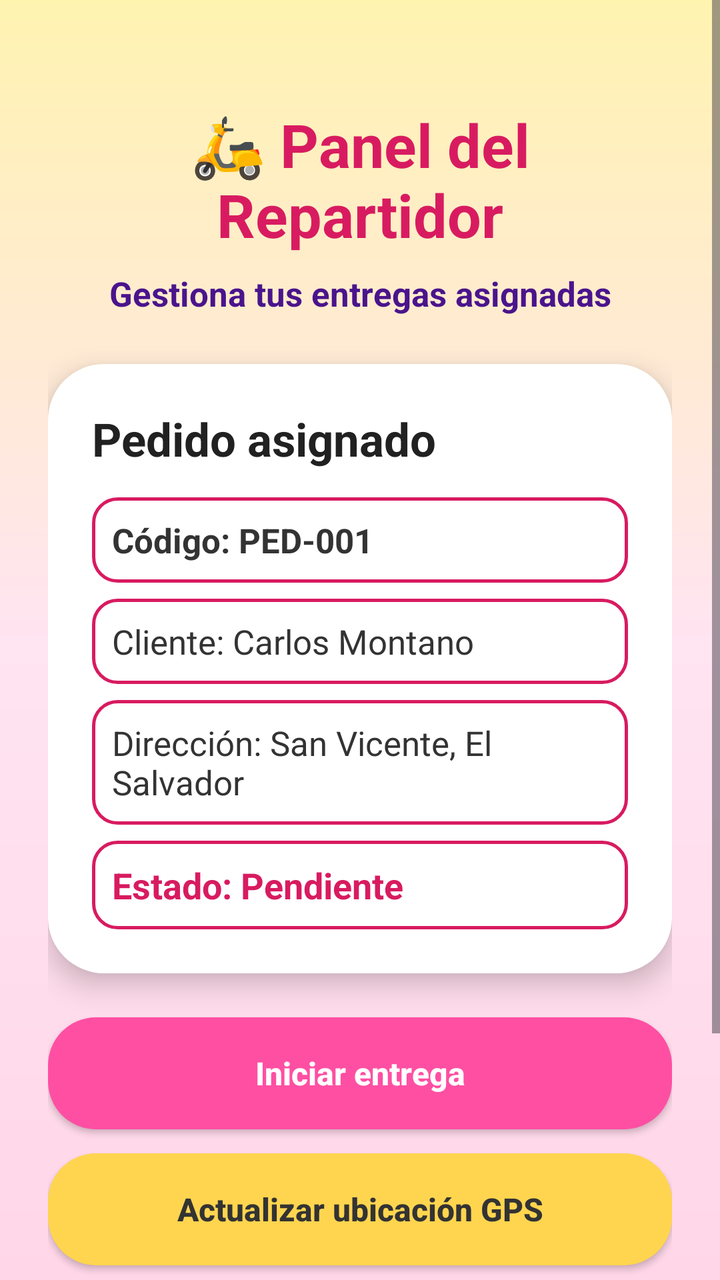
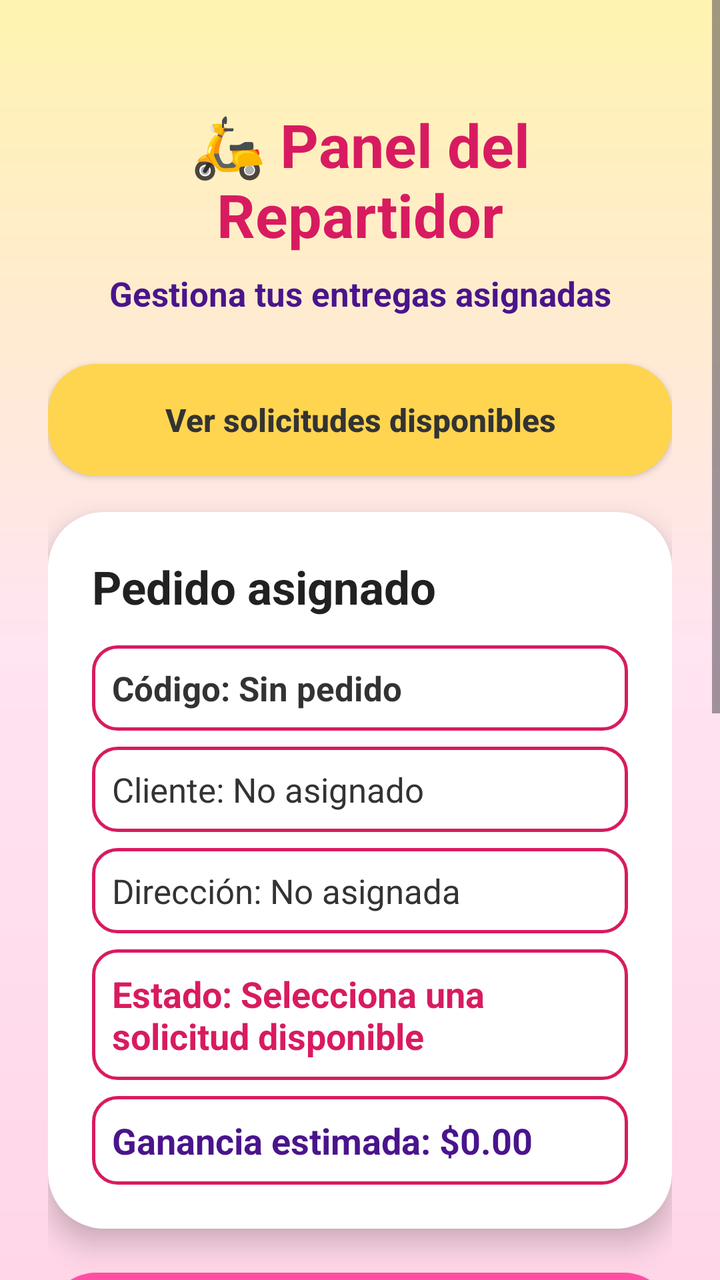

Two renders of the same Android screen: before a commit and after it. Below are the layout's source before the change and the commit's diff.
<!-- AndroidManifest.xml: application theme Theme.ProyectoInnovacionPDM2026GT1Grupo2 -->
<!-- res/layout/activity_repartidor.xml -->
<?xml version="1.0" encoding="utf-8"?>
<ScrollView xmlns:android="http://schemas.android.com/apk/res/android"
    android:layout_width="match_parent"
    android:layout_height="match_parent"
    android:fillViewport="true"
    android:background="@drawable/bg_delivery_gradient">

    <LinearLayout
        android:layout_width="match_parent"
        android:layout_height="wrap_content"
        android:orientation="vertical"
        android:padding="24dp">

        
        <TextView
            android:layout_width="match_parent"
            android:layout_height="wrap_content"
            android:text="🛵 Panel del Repartidor"
            android:textSize="30sp"
            android:textStyle="bold"
            android:textColor="#D81B60"
            android:gravity="center"
            android:layout_marginTop="28dp"
            android:layout_marginBottom="8dp" />

        <TextView
            android:layout_width="match_parent"
            android:layout_height="wrap_content"
            android:text="Gestiona tus entregas asignadas"
            android:textSize="17sp"
            android:textStyle="bold"
            android:textColor="#4A148C"
            android:gravity="center"
            android:layout_marginBottom="24dp" />

        
        <LinearLayout
            android:layout_width="match_parent"
            android:layout_height="wrap_content"
            android:orientation="vertical"
            android:background="@drawable/bg_card_login"
            android:elevation="8dp"
            android:padding="22dp"
            android:layout_marginBottom="22dp">

            <TextView
                android:layout_width="match_parent"
                android:layout_height="wrap_content"
                android:text="Pedido asignado"
                android:textSize="23sp"
                android:textStyle="bold"
                android:textColor="#212121"
                android:layout_marginBottom="14dp" />

            <TextView
                android:id="@+id/txtCodigoPedidoRepartidor"
                android:layout_width="match_parent"
                android:layout_height="wrap_content"
                android:text="Código: PED-001"
                android:textSize="17sp"
                android:textStyle="bold"
                android:textColor="#333333"
                android:background="@drawable/bg_input_accesible"
                android:padding="10dp"
                android:layout_marginBottom="8dp" />

            <TextView
                android:id="@+id/txtClienteRepartidor"
                android:layout_width="match_parent"
                android:layout_height="wrap_content"
                android:text="Cliente: Carlos Montano"
                android:textSize="17sp"
                android:textColor="#333333"
                android:background="@drawable/bg_input_accesible"
                android:padding="10dp"
                android:layout_marginBottom="8dp" />

            <TextView
                android:id="@+id/txtDireccionRepartidor"
                android:layout_width="match_parent"
                android:layout_height="wrap_content"
                android:text="Dirección: San Vicente, El Salvador"
                android:textSize="17sp"
                android:textColor="#333333"
                android:background="@drawable/bg_input_accesible"
                android:padding="10dp"
                android:layout_marginBottom="8dp" />

            <TextView
                android:id="@+id/txtEstadoRepartidor"
                android:layout_width="match_parent"
                android:layout_height="wrap_content"
                android:text="Estado: Pendiente"
                android:textSize="18sp"
                android:textStyle="bold"
                android:textColor="#D81B60"
                android:background="@drawable/bg_input_accesible"
                android:padding="10dp" />

        </LinearLayout>

        
        <Button
            android:id="@+id/btnIniciarEntrega"
            android:layout_width="match_parent"
            android:layout_height="56dp"
            android:text="Iniciar entrega"
            android:textAllCaps="false"
            android:textStyle="bold"
            android:textSize="16sp"
            android:textColor="#FFFFFF"
            android:background="@drawable/bg_button_pink"
            android:layout_marginBottom="12dp" />

        <Button
            android:id="@+id/btnActualizarUbicacion"
            android:layout_width="match_parent"
            android:layout_height="56dp"
            android:text="Actualizar ubicación GPS"
            android:textAllCaps="false"
            android:textStyle="bold"
            android:textSize="16sp"
            android:textColor="#333333"
            android:background="@drawable/bg_button_yellow"
            android:layout_marginBottom="12dp" />

        <Button
            android:id="@+id/btnTomarEvidencia"
            android:layout_width="match_parent"
            android:layout_height="56dp"
            android:text="Tomar foto de evidencia"
            android:textAllCaps="false"
            android:textStyle="bold"
            android:textSize="16sp"
            android:textColor="#FFFFFF"
            android:background="@drawable/bg_button_dark_pink"
            android:layout_marginBottom="12dp" />

        <Button
            android:id="@+id/btnFinalizarEntrega"
            android:layout_width="match_parent"
            android:layout_height="56dp"
            android:text="Finalizar entrega"
            android:textAllCaps="false"
            android:textStyle="bold"
            android:textSize="16sp"
            android:textColor="#FFFFFF"
            android:background="@drawable/bg_button_pink" />

    </LinearLayout>

</ScrollView>
<!-- resources referenced by this layout -->
<resources>
  <!-- drawable bg_button_dark_pink (drawable) -->
  <?xml version="1.0" encoding="utf-8"?>
  <shape xmlns:android="http://schemas.android.com/apk/res/android">
  
      
      <solid android:color="#D81B60" />
  
      <corners android:radius="24dp" />
  
  </shape>
  <!-- drawable bg_button_pink (drawable) -->
  <?xml version="1.0" encoding="utf-8"?>
  <shape xmlns:android="http://schemas.android.com/apk/res/android">
  
      
      <solid android:color="#FF4FA3" />
  
      <corners android:radius="24dp" />
  
  </shape>
  <!-- drawable bg_button_yellow (drawable) -->
  <?xml version="1.0" encoding="utf-8"?>
  <shape xmlns:android="http://schemas.android.com/apk/res/android">
  
      
      <solid android:color="#FFD54F" />
  
      <corners android:radius="24dp" />
  
  </shape>
  <!-- drawable bg_card_login (drawable) -->
  <?xml version="1.0" encoding="utf-8"?>
  <shape xmlns:android="http://schemas.android.com/apk/res/android">
  
      
      <solid android:color="#FFFFFF" />
  
      <corners android:radius="28dp" />
  
  </shape>
  <!-- drawable bg_delivery_gradient (drawable) -->
  <?xml version="1.0" encoding="utf-8"?>
  <shape xmlns:android="http://schemas.android.com/apk/res/android">
  
      
      <gradient
          android:startColor="#FFF3B0"
          android:centerColor="#FFE4F1"
          android:endColor="#FFD6E8"
          android:angle="270" />
  
  </shape>
  <!-- drawable bg_input_accesible (drawable) -->
  <?xml version="1.0" encoding="utf-8"?>
  <shape xmlns:android="http://schemas.android.com/apk/res/android">
  
      
      <solid android:color="#FFFFFF" />
  
      
      <stroke
          android:width="1.5dp"
          android:color="#D81B60" />
  
      
      <corners android:radius="12dp" />
  
      
      <padding
          android:left="14dp"
          android:right="14dp"
          android:top="10dp"
          android:bottom="10dp" />
  
  </shape>
  <style name="Theme.ProyectoInnovacionPDM2026GT1Grupo2" parent="Base.Theme.ProyectoInnovacionPDM2026GT1Grupo2" />
  <style name="Base.Theme.ProyectoInnovacionPDM2026GT1Grupo2" parent="Theme.Material3.DayNight.NoActionBar">
          
          
      </style>
</resources>

<!-- the commit's change to res/layout/activity_repartidor.xml (unified diff, before → after) -->
@@ -33,6 +33,18 @@
             android:gravity="center"
             android:layout_marginBottom="24dp" />
 
+        <Button
+            android:id="@+id/btnVerSolicitudesDisponibles"
+            android:layout_width="match_parent"
+            android:layout_height="56dp"
+            android:text="Ver solicitudes disponibles"
+            android:textAllCaps="false"
+            android:textStyle="bold"
+            android:textSize="16sp"
+            android:textColor="#333333"
+            android:background="@drawable/bg_button_yellow"
+            android:layout_marginBottom="18dp" />
+
         
         <LinearLayout
             android:layout_width="match_parent"
@@ -56,7 +68,7 @@
                 android:id="@+id/txtCodigoPedidoRepartidor"
                 android:layout_width="match_parent"
                 android:layout_height="wrap_content"
-                android:text="Código: PED-001"
+                android:text="Código: Sin pedido"
                 android:textSize="17sp"
                 android:textStyle="bold"
                 android:textColor="#333333"
@@ -68,7 +80,7 @@
                 android:id="@+id/txtClienteRepartidor"
                 android:layout_width="match_parent"
                 android:layout_height="wrap_content"
-                android:text="Cliente: Carlos Montano"
+                android:text="Cliente: No asignado"
                 android:textSize="17sp"
                 android:textColor="#333333"
                 android:background="@drawable/bg_input_accesible"
@@ -79,7 +91,7 @@
                 android:id="@+id/txtDireccionRepartidor"
                 android:layout_width="match_parent"
                 android:layout_height="wrap_content"
-                android:text="Dirección: San Vicente, El Salvador"
+                android:text="Dirección: No asignada"
                 android:textSize="17sp"
                 android:textColor="#333333"
                 android:background="@drawable/bg_input_accesible"
@@ -90,21 +102,33 @@
                 android:id="@+id/txtEstadoRepartidor"
                 android:layout_width="match_parent"
                 android:layout_height="wrap_content"
-                android:text="Estado: Pendiente"
+                android:text="Estado: Selecciona una solicitud disponible"
                 android:textSize="18sp"
                 android:textStyle="bold"
                 android:textColor="#D81B60"
                 android:background="@drawable/bg_input_accesible"
+                android:padding="10dp"
+                android:layout_marginBottom="8dp" />
+
+            <TextView
+                android:id="@+id/txtGananciaRepartidor"
+                android:layout_width="match_parent"
+                android:layout_height="wrap_content"
+                android:text="Ganancia estimada: $0.00"
+                android:textSize="18sp"
+                android:textStyle="bold"
+                android:textColor="#4A148C"
+                android:background="@drawable/bg_input_accesible"
                 android:padding="10dp" />
 
         </LinearLayout>
 
         
         <Button
-            android:id="@+id/btnIniciarEntrega"
-            android:layout_width="match_parent"
-            android:layout_height="56dp"
-            android:text="Iniciar entrega"
+            android:id="@+id/btnIrRecogerPaquete"
+            android:layout_width="match_parent"
+            android:layout_height="56dp"
+            android:text="Ir a recoger paquete"
             android:textAllCaps="false"
             android:textStyle="bold"
             android:textSize="16sp"
@@ -113,10 +137,10 @@
             android:layout_marginBottom="12dp" />
 
         <Button
-            android:id="@+id/btnActualizarUbicacion"
-            android:layout_width="match_parent"
-            android:layout_height="56dp"
-            android:text="Actualizar ubicación GPS"
+            android:id="@+id/btnLleguePuntoRecogida"
+            android:layout_width="match_parent"
+            android:layout_height="56dp"
+            android:text="Llegué al punto de recogida"
             android:textAllCaps="false"
             android:textStyle="bold"
             android:textSize="16sp"
@@ -125,10 +149,46 @@
             android:layout_marginBottom="12dp" />
 
         <Button
+            android:id="@+id/btnConfirmarPaqueteRecogido"
+            android:layout_width="match_parent"
+            android:layout_height="56dp"
+            android:text="Confirmar paquete recogido"
+            android:textAllCaps="false"
+            android:textStyle="bold"
+            android:textSize="16sp"
+            android:textColor="#FFFFFF"
+            android:background="@drawable/bg_button_dark_pink"
+            android:layout_marginBottom="12dp" />
+
+        <Button
+            android:id="@+id/btnIniciarRutaEntrega"
+            android:layout_width="match_parent"
+            android:layout_height="56dp"
+            android:text="Iniciar ruta de entrega"
+            android:textAllCaps="false"
+            android:textStyle="bold"
+            android:textSize="16sp"
+            android:textColor="#FFFFFF"
+            android:background="@drawable/bg_button_pink"
+            android:layout_marginBottom="12dp" />
+
+        <Button
+            android:id="@+id/btnActualizarUbicacion"
+            android:layout_width="match_parent"
+            android:layout_height="56dp"
+            android:text="Actualizar ubicación GPS"
+            android:textAllCaps="false"
+            android:textStyle="bold"
+            android:textSize="16sp"
+            android:textColor="#333333"
+            android:background="@drawable/bg_button_yellow"
+            android:layout_marginBottom="12dp" />
+
+        <Button
             android:id="@+id/btnTomarEvidencia"
             android:layout_width="match_parent"
             android:layout_height="56dp"
-            android:text="Tomar foto de evidencia"
+            android:text="Registrar evidencia de entrega"
             android:textAllCaps="false"
             android:textStyle="bold"
             android:textSize="16sp"
@@ -140,12 +200,13 @@
             android:id="@+id/btnFinalizarEntrega"
             android:layout_width="match_parent"
             android:layout_height="56dp"
-            android:text="Finalizar entrega"
-            android:textAllCaps="false"
-            android:textStyle="bold"
-            android:textSize="16sp"
-            android:textColor="#FFFFFF"
-            android:background="@drawable/bg_button_pink" />
+            android:text="Finalizar solicitud"
+            android:textAllCaps="false"
+            android:textStyle="bold"
+            android:textSize="16sp"
+            android:textColor="#FFFFFF"
+            android:background="@drawable/bg_button_pink"
+            android:layout_marginBottom="24dp" />
 
     </LinearLayout>
 
